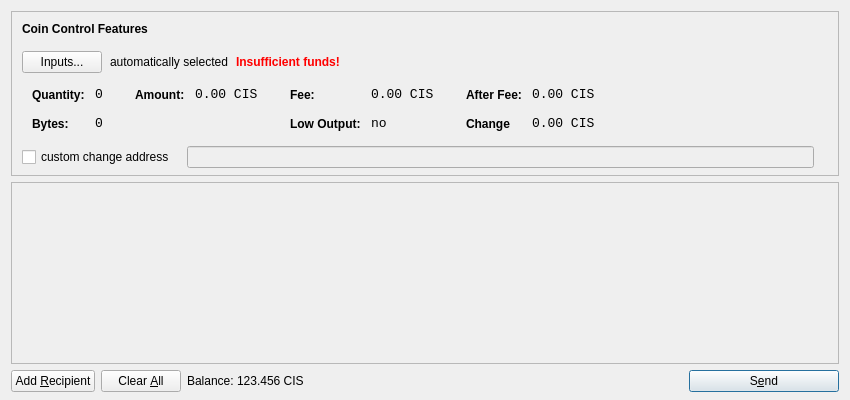
Zilbercoin/Zilbercoin, file src/qt/forms/sendcoinsdialog.ui: the form before one commit.
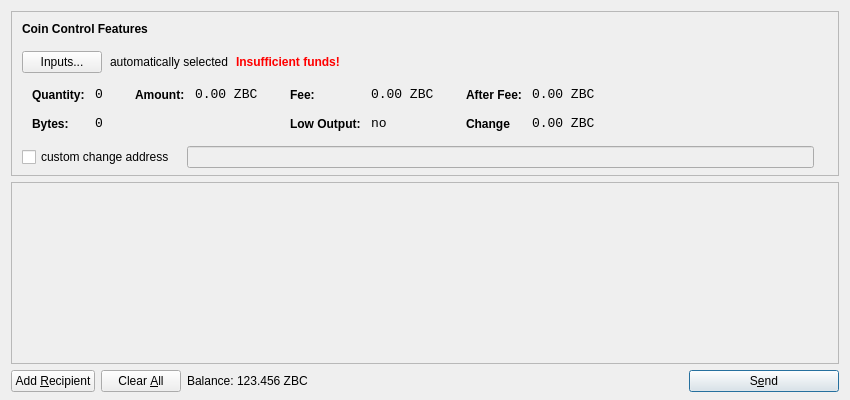
The form after the commit. Icons and pictures are not drawn.

Diff of the .ui file:
```diff
--- a/src/qt/forms/sendcoinsdialog.ui
+++ b/src/qt/forms/sendcoinsdialog.ui
@@ -321,7 +321,7 @@
                   <enum>Qt::ActionsContextMenu</enum>
                  </property>
                  <property name="text">
-                  <string notr="true">0.00 CIS</string>
+                  <string notr="true">0.00 ZBC</string>
                  </property>
                  <property name="textInteractionFlags">
                   <set>Qt::LinksAccessibleByMouse|Qt::TextSelectableByKeyboard|Qt::TextSelectableByMouse</set>
@@ -375,7 +375,7 @@
                   <enum>Qt::ActionsContextMenu</enum>
                  </property>
                  <property name="text">
-                  <string notr="true">0.00 CIS</string>
+                  <string notr="true">0.00 ZBC</string>
                  </property>
                  <property name="textInteractionFlags">
                   <set>Qt::LinksAccessibleByMouse|Qt::TextSelectableByKeyboard|Qt::TextSelectableByMouse</set>
@@ -461,7 +461,7 @@
                   <enum>Qt::ActionsContextMenu</enum>
                  </property>
                  <property name="text">
-                  <string notr="true">0.00 CIS</string>
+                  <string notr="true">0.00 ZBC</string>
                  </property>
                  <property name="textInteractionFlags">
                   <set>Qt::LinksAccessibleByMouse|Qt::TextSelectableByKeyboard|Qt::TextSelectableByMouse</set>
@@ -493,7 +493,7 @@
                   <enum>Qt::ActionsContextMenu</enum>
                  </property>
                  <property name="text">
-                  <string notr="true">0.00 CIS</string>
+                  <string notr="true">0.00 ZBC</string>
                  </property>
                  <property name="textInteractionFlags">
                   <set>Qt::LinksAccessibleByMouse|Qt::TextSelectableByKeyboard|Qt::TextSelectableByMouse</set>
@@ -692,7 +692,7 @@
           <cursorShape>IBeamCursor</cursorShape>
          </property>
          <property name="text">
-          <string notr="true">123.456 CIS</string>
+          <string notr="true">123.456 ZBC</string>
          </property>
          <property name="textInteractionFlags">
           <set>Qt::LinksAccessibleByMouse|Qt::TextSelectableByKeyboard|Qt::TextSelectableByMouse</set>
```
